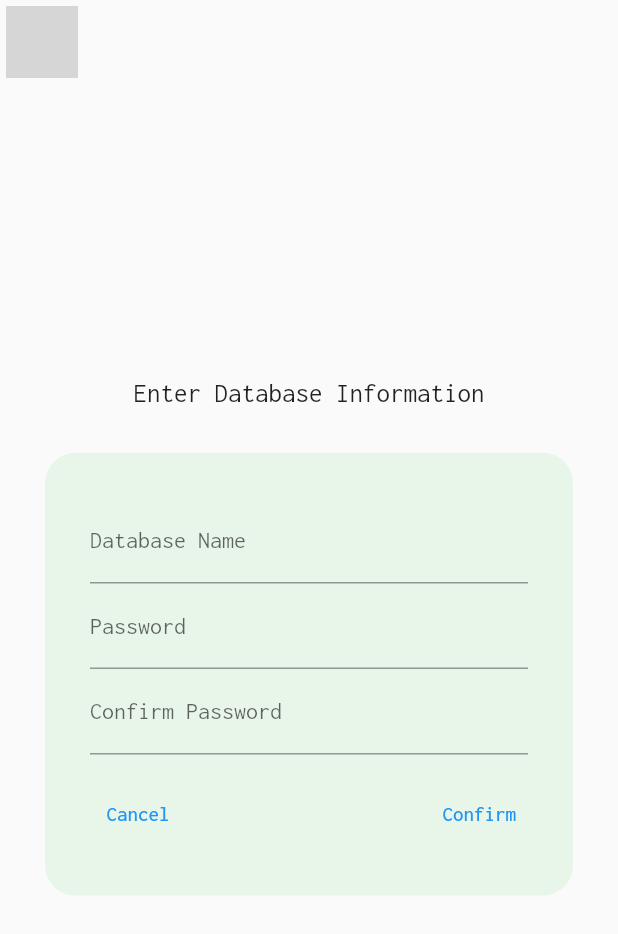
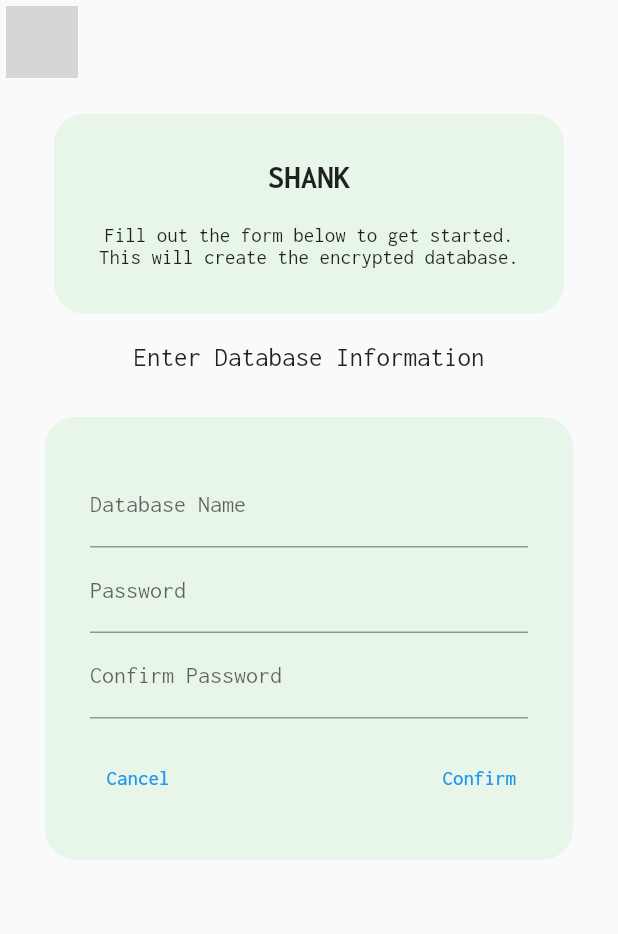
Before and after one commit to andromedabushturkey/shank, a Flutter app: the IntroPage screen opened by its route, after a tap on "Create New Database", on a phone screen of 412 x 824 dp. Shown: the top 934 px of the screen. Run offline on Flutter 3.47's test engine with Material 2 defaults, Android fonts, the phone set to English and light mode, and no system bars; our stand-ins replace ant_icons, flutter_speed_dial, flutter_svg, flutter_vector_icons, get, get_storage and 2 more; missing offline and left inert: money2; accounts and stored records are empty; statements that could not run were skipped; project files that could hold a hidden picture were left out; grey boxes are pictures that could not be loaded.

Commit message:
Completed single database option

```diff
--- a/lib/controllers/account_balance_controller.dart
+++ b/lib/controllers/account_balance_controller.dart
@@ -24,20 +24,11 @@ class AccountBalanceController extends GetxController {
   //Get and insert current balance in titlebar
   Future getBalance() async {
     String _tableName = _dbController.tableName + 'Balance';
-    Database? _db = _dbController.activeDB;
-    if (_db == null) {
-      throw Exception();
-    } else {
-      _db = _dbController.activeDB;
-      List<Map<String, dynamic>>? _getBalance =
-          await _db!.query(_tableName, where: 'id =1');
-      if (_getBalance == null) {
-        accountBalance = 12;
-      } else {
-        String _initialAccountBalance = _getBalance[0]['Balance'];
+    Database _db = _dbController.activeDB;
 
-        accountBalance = _initialAccountBalance.toString();
-      }
-    }
+    List<Map<String, dynamic>> _getBalance =
+        await _db.query(_tableName, where: 'id =1');
+
+    String _initialAccountBalance = _getBalance[0]['Balance'];
   }
 }
--- a/lib/controllers/create_new_db_controller.dart
+++ b/lib/controllers/create_new_db_controller.dart
@@ -14,7 +14,7 @@ class CreateNewDbController extends GetxController {
     super.onInit();
   }
 
-  Database? _activeDB;
+  late Database _activeDB;
   var _listOfAvailDB = <FileSystemEntity>[].obs;
   var _tableName = ''.obs;
   //TextEditingControllers for creating databasedf
@@ -24,7 +24,7 @@ class CreateNewDbController extends GetxController {
 
   RxnString _openDBErrorMsg = RxnString();
 
-  Database? get activeDB => this._activeDB;
+  Database get activeDB => this._activeDB;
   String get tableName => this._tableName.value;
 
   String? get openDBErrorMsg => this._openDBErrorMsg.value;
--- a/lib/main.dart
+++ b/lib/main.dart
@@ -1,9 +1,11 @@
 import 'package:flutter/material.dart';
 import 'package:flutter/services.dart';
+import 'package:get_storage/get_storage.dart';
 import 'package:shank/src/my_app.dart';
 
-void main() {
+void main() async {
   WidgetsFlutterBinding.ensureInitialized();
   SystemChrome.setEnabledSystemUIOverlays([SystemUiOverlay.bottom]);
+  await GetStorage.init();
   runApp(MyApp());
 }
--- a/lib/routes/app_routes.dart
+++ b/lib/routes/app_routes.dart
@@ -2,9 +2,11 @@ import 'package:get/get.dart';
 import 'package:shank/screens/create_database.dart';
 import 'package:shank/screens/home_page.dart';
 import 'package:shank/screens/intro_page.dart';
+import 'package:shank/screens/start_page.dart';
 
 class AppRoutes {
   static final route = [
+    GetPage(name: '/startPage', page: () => StartPage()),
     GetPage(name: '/createDatabase', page: () => CreateDatabase()),
     GetPage(name: '/homePage', page: () => HomePage()),
     GetPage(name: '/', page: () => IntroPage())
--- a/lib/screens/create_database.dart
+++ b/lib/screens/create_database.dart
@@ -1,6 +1,7 @@
 import 'package:flutter/material.dart';
 import 'package:flutter_svg/svg.dart';
 import 'package:get/get.dart';
+import 'package:shank/utils/db_helper_single.dart';
 
 import '../controllers/create_new_db_controller.dart';
 import '../utils/db_helper.dart';
@@ -23,15 +24,41 @@ class CreateDatabase extends StatelessWidget {
         ),
         elevation: 0,
       ),
-      body: Center(
+      body: SingleChildScrollView(
+        child: Center(
             child: Column(
           mainAxisAlignment: MainAxisAlignment.center,
           children: [
-          Center(
-            child: Text(
+            Card(
+              color: Colors.green[50],
+              shape: RoundedRectangleBorder(
+                  borderRadius: BorderRadius.circular(20)),
+              margin: EdgeInsets.all(20),
+              elevation: 0,
+              child: Container(
+                padding: EdgeInsets.all(30),
+                child: Column(
+                  children: [
+                    Text(
+                      'SHANK',
+                      style:
+                          TextStyle(fontSize: 22, fontWeight: FontWeight.bold),
+                    ),
+                    SizedBox(
+                      height: 20,
+                    ),
+                    Text(
+                      'Fill out the form below to get started.',
+                      textAlign: TextAlign.left,
+                    ),
+                    Text('This will create the encrypted database.')
+                  ],
+                ),
+              ),
+            ),
+            Text(
               'Enter Database Information',
               style: TextStyle(fontSize: 18),
-            ),
             ),
             Card(
               color: Colors.green[50],
@@ -44,6 +71,7 @@ class CreateDatabase extends StatelessWidget {
                 padding: EdgeInsets.all(30),
                 child: Form(
                   key: _formKey,
+                  child: SingleChildScrollView(
                     child: Column(
                       children: [
                         _buildDatabaseName(),
@@ -73,9 +101,11 @@ class CreateDatabase extends StatelessWidget {
                     ),
                   ),
                 ),
+              ),
             )
           ],
         )),
+      ),
     );
   }
 
@@ -91,7 +121,7 @@ class CreateDatabase extends StatelessWidget {
 
   Future<void> _saveAndOpenDB() async {
     _formKey.currentState?.save();
-
+    print('OPENING DB');
     Get.defaultDialog(
       title: 'Please wait',
       barrierDismissible: false,
@@ -105,7 +135,9 @@ class CreateDatabase extends StatelessWidget {
     );
 
     //open DB
-    await DBHelper.initDB();
+    // await DBHelper.initDB();
+    await DBHelperSingle.instance.database;
+
     Get.offAndToNamed('/');
   }
 
--- a/lib/utils/db_helper.dart
+++ b/lib/utils/db_helper.dart
@@ -42,7 +42,8 @@ class DBHelper {
         },
       );
       _controller.getExistingDB();
-      await _controller.activeDB?.close();
+      await _controller.activeDB.close();
+
       // await _activeDB.close();
     } catch (e) {
       Get.snackbar('Error', 'Unable to create database');
@@ -77,7 +78,7 @@ class DBHelper {
   Future<int> insertBalance(AccountBalance acctB) async {
     var _dbController = Get.find<CreateNewDbController>();
     var _tableN = _dbController.tableName + 'Balance';
-    var result = await _dbController.activeDB?.update(
+    var result = await _dbController.activeDB.update(
       _tableN,
       acctB.toMap(),
       where: 'id = 1',
--- /dev/null
+++ b/lib/utils/db_helper_single.dart
@@ -0,0 +1,55 @@
+import 'dart:io';
+
+import 'package:get/get.dart';
+import 'package:get_storage/get_storage.dart';
+import 'package:path/path.dart';
+import 'package:shank/controllers/create_new_db_controller.dart';
+import 'package:sqflite_sqlcipher/sqflite.dart';
+
+class DBHelperSingle {
+  DBHelperSingle._privateContructor();
+  final CreateNewDbController _databaseController =
+      Get.find<CreateNewDbController>();
+
+  static final DBHelperSingle instance = DBHelperSingle._privateContructor();
+
+  static Database? _database;
+
+  Future<Database?> get database async {
+    if (_database != null) {
+      print('DB IS NOT NULL');
+      return database;
+    }
+    print('INIT DB');
+    _database = await _initiateDatabase();
+    return _database;
+  }
+
+  _initiateDatabase() async {
+    Directory directory = await getApplicationDocumentsDirectory();
+
+    String path =
+        join(directory.path, _databaseController.databaseNameController.text);
+    print('PATH: $path');
+
+    await openDatabase(path + '.db', version: 1, onCreate: _onCreate);
+  }
+
+  Future _onCreate(Database db, int ver) async {
+    var _tableName = _databaseController.databaseNameController.text;
+    print('TABLENAME: $_tableName');
+
+    try {
+      db.execute(
+          '''CREATE TABLE ${_tableName + 'Daily'}(id INTEGER PRIMARY KEY, Date TEXT, Description TEXT, Deposit TEXT, Withdrawl TEXT, Notes TEXT )''');
+      db.execute(
+          '''CREATE TABLE ${_tableName + 'Credit'}(id INTEGER PRIMARY KEY, Date TEXT, Description TEXT, Deposit TEXT, Withdrawl TEXT, Notes TEXT )''');
+      db.execute(
+          '''CREATE TABLE ${_tableName + 'Recurring'}(id INTEGER PRIMARY KEY, Date TEXT, Description TEXT, Deposit TEXT, Withdrawl TEXT, Notes TEXT )''');
+      db.execute(
+          '''CREATE TABLE ${_tableName + 'Balance'}(id INTEGER PRIMARY KEY, Balance TEXT )''');
+    } catch (e) {
+      print('ERROR OPENING DB $e');
+    }
+  }
+}
--- a/pubspec.yaml
+++ b/pubspec.yaml
@@ -29,6 +29,7 @@ dependencies:
   flutter_svg: ^0.21.0+1
   flutter_vector_icons: ^1.0.0
   get: ^4.1.4
+  get_storage: ^2.0.2
   google_fonts: ^2.0.0
   intl: ^0.17.0
   money2: ^2.2.1
```
Also changed, not shown: lib/screens/start_page.dart (added, +54 -0 lines), lib/src/my_app.dart (+16 -0 lines), pubspec.lock. Lines whose indentation alone changed are shown as unchanged.
